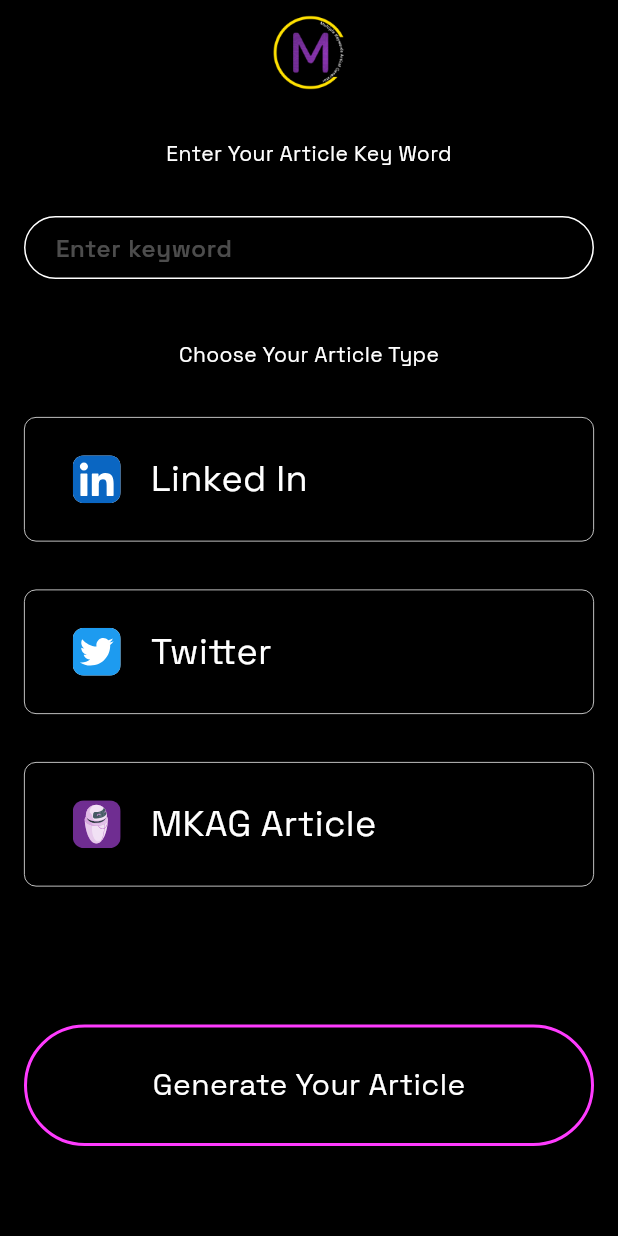
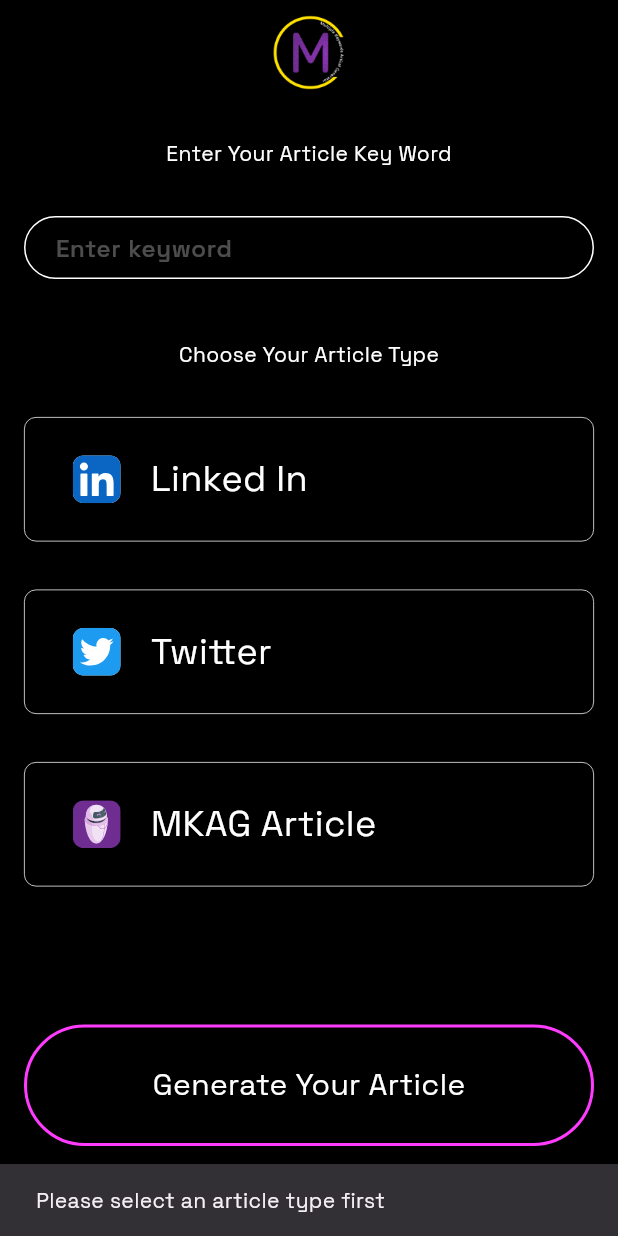
Before and after one commit to KarimRaouf/atw_team, a Flutter app: the screen it shows after launch, after a tap on "Generate Your Article", on a phone screen of 412 x 824 dp. Run offline on Flutter 3.47's test engine with Material 3 defaults, Android fonts, the phone set to English and light mode, and no system bars; our stand-ins replace dio, flutter_bloc, flutter_svg, google_fonts.

Commit message:
works fine

```diff
--- /dev/null
+++ b/lib/features/chat_input/data/models/content.dart
@@ -0,0 +1,15 @@
+class Content {
+  final String? articleContent;
+  final String? linkedInContent;
+  final String? twitterContent;
+
+  Content({this.articleContent, this.linkedInContent, this.twitterContent});
+
+  factory Content.fromJson(Map<String, dynamic> json) {
+    return Content(
+      articleContent: json['Artical_content'],
+      linkedInContent: json['LinkedIn_content'],
+      twitterContent: json['Twitter'],
+    );
+  }
+}
--- a/lib/features/chat_input/view/chat_input_screen.dart
+++ b/lib/features/chat_input/view/chat_input_screen.dart
@@ -18,7 +18,23 @@
       child: BlocConsumer<ChatInputCubit, ChatInputState>(
         listener: (context, state) {
           if (state is ResponseSuccessState) {
-            print("Data fetched successfully: ${state.responseData}");
+            print("Data fetched successfully: ${state.content}");
+
+            Future.delayed(Duration.zero, () {
+              final contentToPass =
+                  ChatInputCubit.get(context).getSelectedContent();
+              final type = ChatInputCubit.get(context).type;
+              if (contentToPass != null) {
+                Navigator.of(context).push(
+                  MaterialPageRoute(
+                    builder: (BuildContext context) => ChatResponseScreen(
+                      content: contentToPass,
+                      type: type,
+                    ),
+                  ),
+                );
+              }
+            });
           } else if (state is ResponseErrorState) {
             print("Error fetching data: ${state.errorMessage}");
           }
@@ -92,14 +108,19 @@
                         children: [
                           const Spacer(),
                           GenerateButton(
+                            isLoading: state is ResponseLoadingState,
                             onTap: () {
-                              cubit.fetchApiData();
-
-                              // Navigator.of(context).push(
-                              //   MaterialPageRoute(
-                              //       builder: (BuildContext context) =>
-                              //           const ChatResponseScreen()),
-                              // );
+                              if (cubit.SelectedIndex != -1 &&
+                                  state is! ResponseLoadingState) {
+                                cubit.fetchApiData();
+                              } else {
+                                ScaffoldMessenger.of(context).showSnackBar(
+                                  const SnackBar(
+                                    content: Text(
+                                        'Please select an article type first'),
+                                  ),
+                                );
+                              }
                             },
                           ),
                         ],
--- a/lib/features/chat_input/view/widgets/generate_button.dart
+++ b/lib/features/chat_input/view/widgets/generate_button.dart
@@ -2,14 +2,15 @@
 
 class GenerateButton extends StatelessWidget {
   const GenerateButton({
-    super.key, this.onTap,
+    super.key, this.onTap,  this.isLoading=false,
   });
   final Function()? onTap;
+  final bool isLoading;
 
   @override
   Widget build(BuildContext context) {
     return InkWell(
-      onTap: onTap,
+      onTap: isLoading? null: onTap,
       child: Container(
         padding: const EdgeInsets.symmetric(
             horizontal: 32, vertical: 24),
@@ -21,10 +22,14 @@
             borderRadius: BorderRadius.circular(100),
           ),
         ),
-        child: const Row(
+        child:  Row(
           mainAxisAlignment: MainAxisAlignment.center,
           children: [
-            Text(
+            isLoading?
+          const CircularProgressIndicator(
+              valueColor: AlwaysStoppedAnimation<Color>(Colors.white),
+            ):
+            const Text(
               "Generate Your Article",
               style: TextStyle(fontSize: 20),
             )
--- a/lib/features/chat_input/view_model/cubit/chat_input_cubit.dart
+++ b/lib/features/chat_input/view_model/cubit/chat_input_cubit.dart
@@ -1,34 +1,62 @@
-
 import 'package:dio/dio.dart';
 import 'package:flutter_bloc/flutter_bloc.dart';
+import 'package:mkag/features/chat_input/data/models/content.dart';
 import 'package:mkag/features/chat_input/view_model/cubit/chat_input_state.dart';
 
 class ChatInputCubit extends Cubit<ChatInputState> {
   ChatInputCubit() : super(ChatInputInitial());
   static ChatInputCubit get(context) => BlocProvider.of(context);
-   int SelectedIndex = -1;
+  int SelectedIndex = -1;
   final List<Map<String, String>> items = [
     {'iconPath': 'assets/linked.svg', 'text': 'Linked In'},
     {'iconPath': 'assets/twitter.svg', 'text': 'Twitter'},
     {'iconPath': 'assets/article.svg', 'text': 'MKAG Article'},
   ];
 
+  int type = -1;
+
   void selectType(int index) {
     SelectedIndex = index;
     emit(TypeSelectedState());
   }
-   final Dio dio = Dio(); // Create Dio instance
+
+  final Dio dio = Dio();
 
   Future<void> fetchApiData() async {
     emit(ResponseLoadingState());
     try {
-      final response = await dio.get(
-        'http://164.92.125.73:8000/mkag/search',
-        data: {"prompt": "Flutter"}
-      );
-      emit(ResponseSuccessState(response.data));
+      final response = await dio.get('http://164.92.125.73:8000/mkag/search',
+          data: {"prompt": "Flutter"});
+
+      if (response.data != null && response.data is Map<String, dynamic>) {
+        final apiResponse = Content.fromJson(response.data);
+        print(response.data);
+        emit(ResponseSuccessState(apiResponse));
+      } else {
+        emit(ResponseErrorState("Invalid data format"));
+      }
     } catch (e) {
       emit(ResponseErrorState(e.toString()));
     }
   }
+
+  String? getSelectedContent() {
+    if (state is ResponseSuccessState) {
+      ResponseSuccessState currentState = state as ResponseSuccessState;
+      switch (SelectedIndex) {
+        case 0:
+          type = 0;
+          return currentState.content.linkedInContent;
+        case 1:
+          type = 1;
+          return currentState.content.twitterContent;
+        case 2:
+          type = 2;
+          return currentState.content.articleContent;
+        default:
+          return null;
+      }
+    }
+    return null;
+  }
 }
--- a/lib/features/chat_input/view_model/cubit/chat_input_state.dart
+++ b/lib/features/chat_input/view_model/cubit/chat_input_state.dart
@@ -1,3 +1,5 @@
+import 'package:mkag/features/chat_input/data/models/content.dart';
+
 abstract class ChatInputState {}
 
 final class ChatInputInitial extends ChatInputState {}
@@ -7,8 +9,8 @@
 class ResponseLoadingState extends ChatInputState {}
 
 class ResponseSuccessState extends ChatInputState {
-  final Map<String, dynamic> responseData;
-  ResponseSuccessState(this.responseData);
+   final Content content;
+  ResponseSuccessState(this.content);
 }
 
 class ResponseErrorState extends ChatInputState {
--- a/lib/features/chat_response/view/chat_response_screen.dart
+++ b/lib/features/chat_response/view/chat_response_screen.dart
@@ -2,8 +2,10 @@
 import 'package:flutter_svg/flutter_svg.dart';
 
 class ChatResponseScreen extends StatelessWidget {
-  const ChatResponseScreen({super.key});
-
+  const ChatResponseScreen(
+      {super.key, required this.content, required this.type});
+  final String content;
+  final int type;
   @override
   Widget build(BuildContext context) {
     return Scaffold(
@@ -42,22 +44,26 @@
                     children: [
                       Row(
                         children: [
-                          SvgPicture.asset('assets/twitter.svg'),
+                          type == 0
+                              ? SvgPicture.asset('assets/linked.svg')
+                              : type == 1
+                                  ? SvgPicture.asset('assets/twitter.svg')
+                                  : SvgPicture.asset('assets/article.svg'),
                           const SizedBox(
                             width: 16,
                           ),
-                          const Text(
-                            "Twitter",
-                            style: TextStyle(fontSize: 24),
+                           Text(
+                           type==0?"Linked In" :type==1?  "Twitter": "MKAG Article",
+                            style: const TextStyle(fontSize: 24),
                           )
                         ],
                       ),
                       const SizedBox(
                         height: 16,
                       ),
-                      const Text(
-                        "This topic explores the advancements in renewable energy technologies like solar, wind, hydro, and geothermal power. It discusses how these technologies have evolved over time and their role in promoting global sustainability by reducing carbon footprints, creating green jobs, and leading towards a more sustainable future. The text could delve into the challenges and opportunities presented by renewable energy, its economic impacts, and the policies required to support its growth.",
-                        style: TextStyle(fontSize: 16),
+                      Text(
+                        content,
+                        style: const TextStyle(fontSize: 16),
                       )
                     ],
                   ),
```
